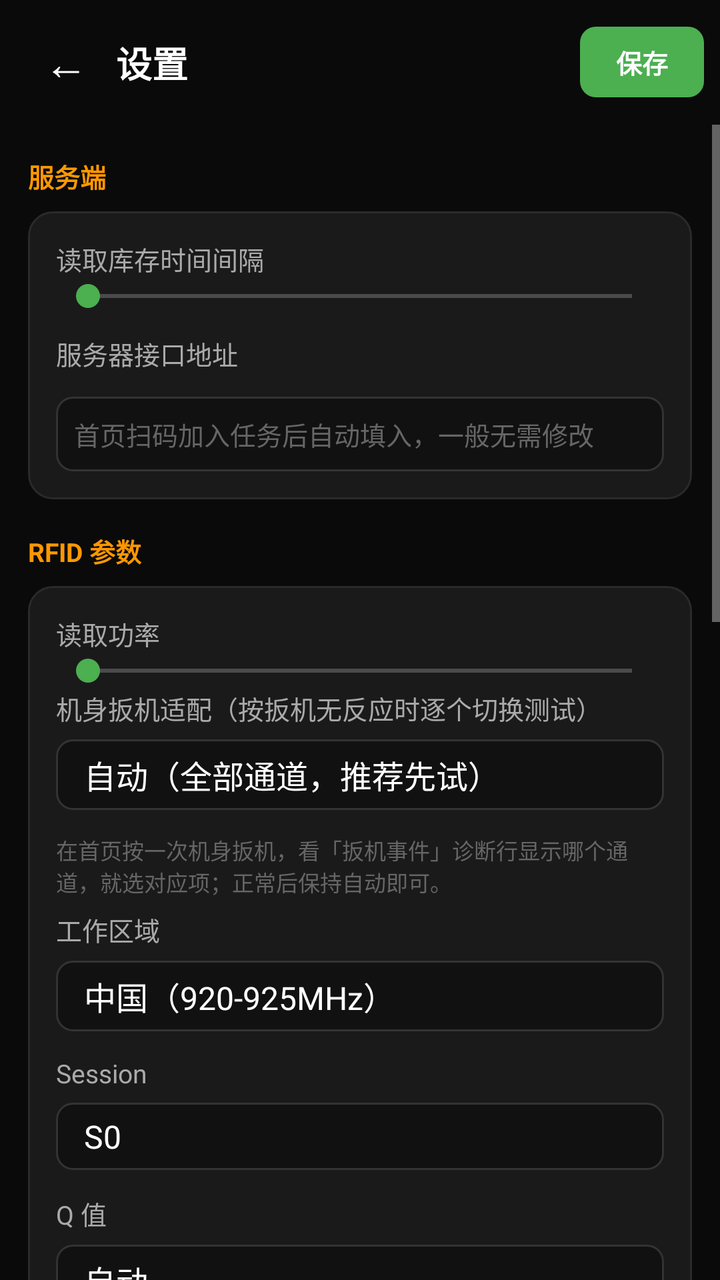
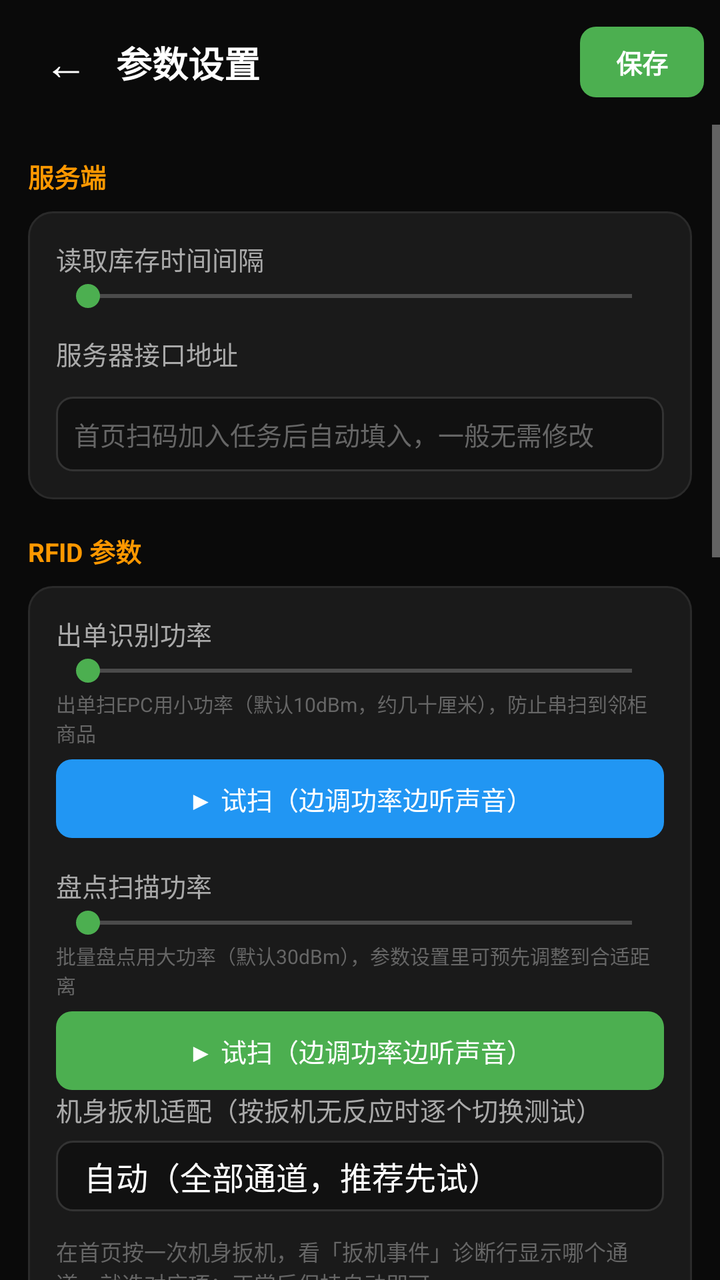

The first picture is an Android layout as it rendered before a commit; the second is the same layout after the commit. The layout source and the unified diff follow.
<!-- AndroidManifest.xml: application theme Theme.Rfid -->
<!-- res/layout/activity_settings.xml -->
<?xml version="1.0" encoding="utf-8"?>
<LinearLayout xmlns:android="http://schemas.android.com/apk/res/android"
    android:layout_width="match_parent"
    android:layout_height="match_parent"
    android:orientation="vertical"
    android:background="@color/bg"
    android:fitsSystemWindows="true">

    <LinearLayout
        android:layout_width="match_parent"
        android:layout_height="wrap_content"
        android:orientation="horizontal"
        android:gravity="center_vertical"
        android:paddingHorizontal="8dp"
        android:paddingVertical="10dp">

        <TextView
            android:id="@+id/btnBack"
            android:layout_width="wrap_content"
            android:layout_height="wrap_content"
            android:paddingHorizontal="14dp"
            android:paddingVertical="6dp"
            android:text="←"
            android:textColor="@color/text_primary"
            android:textSize="22sp" />

        <TextView
            android:layout_width="0dp"
            android:layout_height="wrap_content"
            android:layout_weight="1"
            android:text="@string/settings_title"
            android:textColor="@color/text_primary"
            android:textSize="18sp"
            android:textStyle="bold" />

        <TextView
            android:id="@+id/btnStSave"
            android:layout_width="wrap_content"
            android:layout_height="wrap_content"
            android:background="@drawable/bg_btn_green"
            android:paddingHorizontal="18dp"
            android:paddingVertical="8dp"
            android:text="@string/btn_save"
            android:textColor="#FFFFFF"
            android:textSize="13sp"
            android:textStyle="bold" />
    </LinearLayout>

    <ScrollView
        android:layout_width="match_parent"
        android:layout_height="0dp"
        android:layout_weight="1"
        android:scrollbars="vertical">

        <LinearLayout
            android:layout_width="match_parent"
            android:layout_height="wrap_content"
            android:orientation="vertical"
            android:paddingHorizontal="14dp"
            android:paddingBottom="24dp">

            
            <TextView style="@style/StGroup" android:text="@string/st_group_server" />
            <LinearLayout style="@style/StCard" android:orientation="vertical">
                <LinearLayout
                    android:layout_width="match_parent"
                    android:layout_height="wrap_content"
                    android:orientation="horizontal">
                    <TextView
                        android:layout_width="0dp"
                        android:layout_height="wrap_content"
                        android:layout_weight="1"
                        android:text="@string/st_pull_interval"
                        android:textColor="@color/text_secondary"
                        android:textSize="13sp" />
                    <TextView
                        android:id="@+id/stPullVal"
                        android:layout_width="wrap_content"
                        android:layout_height="wrap_content"
                        android:textColor="@color/green"
                        android:textSize="13sp" />
                </LinearLayout>
                <SeekBar
                    android:id="@+id/stPull"
                    android:layout_width="match_parent"
                    android:layout_height="wrap_content"
                    android:max="115"
                    android:progressTint="@color/green"
                    android:thumbTint="@color/green" />

                <TextView
                    style="@style/StLabel"
                    android:layout_width="match_parent"
                    android:layout_height="wrap_content"
                    android:layout_marginTop="10dp"
                    android:text="@string/server_url" />
                <EditText
                    android:id="@+id/stUrl"
                    style="@style/StInput"
                    android:layout_marginTop="6dp"
                    android:hint="@string/server_url_hint"
                    android:inputType="textUri"
                    android:singleLine="true" />
            </LinearLayout>

            
            <TextView style="@style/StGroup" android:text="@string/st_group_rfid" />
            <LinearLayout style="@style/StCard" android:orientation="vertical">
                <LinearLayout
                    android:layout_width="match_parent"
                    android:layout_height="wrap_content"
                    android:orientation="horizontal">
                    <TextView
                        android:layout_width="0dp"
                        android:layout_height="wrap_content"
                        android:layout_weight="1"
                        android:text="@string/st_power"
                        android:textColor="@color/text_secondary"
                        android:textSize="13sp" />
                    <TextView
                        android:id="@+id/stPowerVal"
                        android:layout_width="wrap_content"
                        android:layout_height="wrap_content"
                        android:textColor="@color/green"
                        android:textSize="13sp" />
                </LinearLayout>
                <SeekBar
                    android:id="@+id/stPower"
                    android:layout_width="match_parent"
                    android:layout_height="wrap_content"
                    android:max="25"
                    android:progressTint="@color/green"
                    android:thumbTint="@color/green" />

                <TextView style="@style/StLabel" android:text="@string/st_trigger" />
                <Spinner android:id="@+id/stTriggerMode" style="@style/StSpinner"
                    android:entries="@array/trigger_modes" />
                <TextView
                    android:layout_width="match_parent"
                    android:layout_height="wrap_content"
                    android:layout_marginBottom="6dp"
                    android:text="@string/st_trigger_hint"
                    android:textColor="@color/text_hint"
                    android:textSize="11sp" />

                <TextView style="@style/StLabel" android:text="@string/st_region" />
                <Spinner android:id="@+id/stRegion" style="@style/StSpinner"
                    android:entries="@array/regions" />

                <TextView style="@style/StLabel" android:text="@string/st_session" />
                <Spinner android:id="@+id/stSession" style="@style/StSpinner"
                    android:entries="@array/sessions" />

                <TextView style="@style/StLabel" android:text="@string/st_qvalue" />
                <Spinner android:id="@+id/stQValue" style="@style/StSpinner"
                    android:entries="@array/qvalues" />

                <LinearLayout style="@style/StSwitch">
                    <LinearLayout
                        android:layout_width="0dp"
                        android:layout_height="wrap_content"
                        android:layout_weight="1"
                        android:orientation="vertical">
                        <TextView style="@style/StSwitchLabel" android:text="@string/st_rssi_on" />
                        <TextView style="@style/StSwitchSub" android:text="@string/st_rssi_on_sub" />
                    </LinearLayout>
                    <androidx.appcompat.widget.SwitchCompat
                        android:id="@+id/stRssiEnabled"
                        android:layout_width="wrap_content"
                        android:layout_height="wrap_content" />
                </LinearLayout>

                <LinearLayout
                    android:layout_width="match_parent"
                    android:layout_height="wrap_content"
                    android:orientation="horizontal"
                    android:layout_marginTop="10dp">
                    <TextView
                        android:layout_width="0dp"
                        android:layout_height="wrap_content"
                        android:layout_weight="1"
                        android:text="@string/st_rssi_threshold"
                        android:textColor="@color/text_secondary"
                        android:textSize="13sp" />
                    <TextView
                        android:id="@+id/stRssiVal"
                        android:layout_width="wrap_content"
                        android:layout_height="wrap_content"
                        android:textColor="@color/green"
                        android:textSize="13sp" />
                </LinearLayout>
                <SeekBar
                    android:id="@+id/stRssiThreshold"
                    android:layout_width="match_parent"
                    android:layout_height="wrap_content"
                    android:max="60"
                    android:progressTint="@color/green"
                    android:thumbTint="@color/green" />
                <TextView
                    android:layout_width="match_parent"
                    android:layout_height="wrap_content"
                    android:text="@string/st_rssi_hint"
                    android:textColor="@color/text_hint"
                    android:textSize="10sp" />
            </LinearLayout>

            
            <TextView style="@style/StGroup" android:text="@string/st_group_count" />
            <LinearLayout style="@style/StCard" android:orientation="vertical">
                <LinearLayout style="@style/StSwitch">
                    <LinearLayout
                        android:layout_width="0dp"
                        android:layout_height="wrap_content"
                        android:layout_weight="1"
                        android:orientation="vertical">
                        <TextView style="@style/StSwitchLabel" android:text="@string/st_dedup" />
                        <TextView style="@style/StSwitchSub" android:text="@string/st_dedup_sub" />
                    </LinearLayout>
                    <androidx.appcompat.widget.SwitchCompat
                        android:id="@+id/stDedup"
                        android:layout_width="wrap_content"
                        android:layout_height="wrap_content" />
                </LinearLayout>
                <LinearLayout style="@style/StSwitch">
                    <LinearLayout
                        android:layout_width="0dp"
                        android:layout_height="wrap_content"
                        android:layout_weight="1"
                        android:orientation="vertical">
                        <TextView style="@style/StSwitchLabel" android:text="@string/st_hv" />
                        <TextView style="@style/StSwitchSub" android:text="@string/st_hv_sub" />
                    </LinearLayout>
                    <androidx.appcompat.widget.SwitchCompat
                        android:id="@+id/stHvRemind"
                        android:layout_width="wrap_content"
                        android:layout_height="wrap_content" />
                </LinearLayout>
                <LinearLayout style="@style/StSwitch">
                    <LinearLayout
                        android:layout_width="0dp"
                        android:layout_height="wrap_content"
                        android:layout_weight="1"
                        android:orientation="vertical">
                        <TextView style="@style/StSwitchLabel" android:text="@string/st_vibrate" />
                        <TextView style="@style/StSwitchSub" android:text="@string/st_vibrate_sub" />
                    </LinearLayout>
                    <androidx.appcompat.widget.SwitchCompat
                        android:id="@+id/stVibrate"
                        android:layout_width="wrap_content"
                        android:layout_height="wrap_content" />
                </LinearLayout>
            </LinearLayout>

            
            <TextView style="@style/StGroup" android:text="@string/st_group_device" />
            <LinearLayout style="@style/StCard" android:orientation="vertical">
                <LinearLayout style="@style/StInfoRow">
                    <TextView style="@style/StInfoLabel" android:text="@string/st_dev_model" />
                    <TextView style="@style/StInfoValue" android:text="成为 C27" />
                </LinearLayout>
                <LinearLayout style="@style/StInfoRow">
                    <TextView style="@style/StInfoLabel" android:text="@string/st_dev_id" />
                    <TextView
                        android:id="@+id/stDeviceId"
                        style="@style/StInfoValue" />
                </LinearLayout>
                <LinearLayout style="@style/StInfoRow">
                    <TextView style="@style/StInfoLabel" android:text="@string/st_sdk_ver" />
                    <TextView android:id="@+id/stSdkVer" style="@style/StInfoValue" />
                </LinearLayout>
                <LinearLayout style="@style/StInfoRow">
                    <TextView style="@style/StInfoLabel" android:text="@string/st_fw_ver" />
                    <TextView android:id="@+id/stFwVer" style="@style/StInfoValue" />
                </LinearLayout>
                <TextView
                    android:id="@+id/btnReset"
                    android:layout_width="match_parent"
                    android:layout_height="wrap_content"
                    android:layout_marginTop="14dp"
                    android:background="@drawable/bg_btn_dark"
                    android:gravity="center"
                    android:paddingVertical="11dp"
                    android:text="@string/st_reset"
                    android:textColor="#EF9A9A"
                    android:textSize="13sp" />
            </LinearLayout>
        </LinearLayout>
    </ScrollView>
</LinearLayout>
<!-- resources referenced by this layout -->
<resources>
  <string-array name="qvalues">
          <item>@string/q_auto</item>
          <item>Q=1</item><item>Q=2</item><item>Q=3</item><item>Q=4</item>
          <item>Q=5</item><item>Q=6</item><item>Q=7</item>
      </string-array>
  <string-array name="sessions">
          <item>S0</item><item>S1</item><item>S2</item><item>S3</item>
      </string-array>
  <color name="bg">#0A0A0A</color>
  <color name="green">#4CAF50</color>
  <color name="text_hint">#666666</color>
  <color name="text_primary">#FFFFFF</color>
  <color name="text_secondary">#AAAAAA</color>
  <!-- drawable bg_btn_green (drawable) -->
  <?xml version="1.0" encoding="utf-8"?>
  <shape xmlns:android="http://schemas.android.com/apk/res/android" android:shape="rectangle">
      <solid android:color="@color/green" />
      <corners android:radius="8dp" />
  </shape>
  <string name="btn_save">保存</string>
  <string name="server_url">服务器接口地址</string>
  <string name="server_url_hint">首页扫码加入任务后自动填入，一般无需修改</string>
  <string name="settings_title">设置</string>
  <string name="st_dedup">重复扫描自动去重</string>
  <string name="st_dedup_sub">同一商品短时间内重复扫只记一次</string>
  <string name="st_dev_id">设备编号</string>
  <string name="st_dev_model">设备型号</string>
  <string name="st_fw_ver">固件版本</string>
  <string name="st_group_count">盘点设置</string>
  <string name="st_group_device">设备信息</string>
  <string name="st_group_rfid">RFID 参数</string>
  <string name="st_group_server">服务端</string>
  <string name="st_hv">高价值商品提醒</string>
  <string name="st_hv_sub">未扫到的高价值商品置顶显示</string>
  <string name="st_power">读取功率</string>
  <string name="st_pull_interval">读取库存时间间隔</string>
  <string name="st_qvalue">Q 值</string>
  <string name="st_region">工作区域</string>
  <string name="st_reset">恢复默认设置</string>
  <string name="st_rssi_hint">低于此值的标签将被忽略（数值越小越灵敏，-90 可读更远，-30 只读很近）</string>
  <string name="st_rssi_on">读取信号强度（RSSI）</string>
  <string name="st_rssi_on_sub">每条标签记录显示信号强度</string>
  <string name="st_rssi_threshold">信号强度阈值</string>
  <string name="st_sdk_ver">SDK 版本</string>
  <string name="st_session">Session</string>
  <string name="st_trigger">机身扳机适配（按扳机无反应时逐个切换测试）</string>
  <string name="st_trigger_hint">在首页按一次机身扳机，看「扳机事件」诊断行显示哪个通道，就选对应项；正常后保持自动即可。</string>
  <string name="st_vibrate">异常时震动提醒</string>
  <string name="st_vibrate_sub">扫到非本店商品时震动一下</string>
  <string name="q_auto">自动</string>
  <string name="region_cn">中国（920-925MHz）</string>
  <string name="region_us">美国（902-928MHz）</string>
  <string name="region_eu">欧洲（865-868MHz）</string>
  <string name="region_jp">日本（916-921MHz）</string>
  <string name="region_kr">韩国（917-921MHz）</string>
  <string name="region_au">澳洲（920-926MHz）</string>
  <string name="trig_auto">自动（全部通道，推荐先试）</string>
  <string name="trig_fun1">① RFID功能键广播 android.rfid.FUN_KEY</string>
  <string name="trig_fun2">② 功能键广播 intent.action.FUN_KEY</string>
  <string name="trig_svc">③ 系统扫描服务广播</string>
  <string name="trig_result">④ 扫码结果广播（nlscan等）</string>
  <string name="trig_key">⑤ 物理按键（F键/手柄键）</string>
  <string name="trig_screen">⑥ 仅屏幕按钮（禁用机身扳机）</string>
  <color name="input_stroke">#333333</color>
  <color name="orange">#FF9800</color>
  <color name="green_dark">#2E7D32</color>
  <color name="card">#1A1A1A</color>
  <color name="stroke">#2A2A2A</color>
  <color name="input_bg">#111111</color>
  <!-- unchanged entries left out for length: 18 -->
</resources>

<!-- the commit's change to res/layout/activity_settings.xml (unified diff, before → after) -->
@@ -114,23 +114,84 @@
                         android:layout_width="0dp"
                         android:layout_height="wrap_content"
                         android:layout_weight="1"
-                        android:text="@string/st_power"
+                        android:text="@string/st_sale_power"
                         android:textColor="@color/text_secondary"
                         android:textSize="13sp" />
                     <TextView
-                        android:id="@+id/stPowerVal"
+                        android:id="@+id/stSalePowerVal"
                         android:layout_width="wrap_content"
                         android:layout_height="wrap_content"
                         android:textColor="@color/green"
                         android:textSize="13sp" />
                 </LinearLayout>
                 <SeekBar
-                    android:id="@+id/stPower"
+                    android:id="@+id/stSalePower"
                     android:layout_width="match_parent"
                     android:layout_height="wrap_content"
                     android:max="25"
                     android:progressTint="@color/green"
                     android:thumbTint="@color/green" />
+                <TextView
+                    android:layout_width="match_parent"
+                    android:layout_height="wrap_content"
+                    android:text="@string/st_sale_power_hint"
+                    android:textColor="@color/text_hint"
+                    android:textSize="10sp" />
+                <TextView
+                    android:id="@+id/btnTestSaleScan"
+                    android:layout_width="match_parent"
+                    android:layout_height="wrap_content"
+                    android:layout_marginTop="6dp"
+                    android:background="@drawable/bg_btn_blue"
+                    android:gravity="center"
+                    android:paddingVertical="10dp"
+                    android:text="@string/st_test_scan_start"
+                    android:textColor="#FFFFFF"
+                    android:textSize="13sp" />
+
+                <LinearLayout
+                    android:layout_width="match_parent"
+                    android:layout_height="wrap_content"
+                    android:orientation="horizontal"
+                    android:layout_marginTop="14dp">
+                    <TextView
+                        android:layout_width="0dp"
+                        android:layout_height="wrap_content"
+                        android:layout_weight="1"
+                        android:text="@string/st_power"
+                        android:textColor="@color/text_secondary"
+                        android:textSize="13sp" />
+                    <TextView
+                        android:id="@+id/stPowerVal"
+                        android:layout_width="wrap_content"
+                        android:layout_height="wrap_content"
+                        android:textColor="@color/green"
+                        android:textSize="13sp" />
+                </LinearLayout>
+                <SeekBar
+                    android:id="@+id/stPower"
+                    android:layout_width="match_parent"
+                    android:layout_height="wrap_content"
+                    android:max="25"
+                    android:progressTint="@color/green"
+                    android:thumbTint="@color/green" />
+                <TextView
+                    android:layout_width="match_parent"
+                    android:layout_height="wrap_content"
+                    android:text="@string/st_power_hint"
+                    android:textColor="@color/text_hint"
+                    android:textSize="10sp" />
+                <TextView
+                    android:id="@+id/btnTestStockScan"
+                    android:layout_width="match_parent"
+                    android:layout_height="wrap_content"
+                    android:layout_marginTop="6dp"
+                    android:background="@drawable/bg_btn_green"
+                    android:gravity="center"
+                    android:paddingVertical="10dp"
+                    android:text="@string/st_test_scan_start"
+                    android:textColor="#FFFFFF"
+                    android:textSize="13sp" />
 
                 <TextView style="@style/StLabel" android:text="@string/st_trigger" />
                 <Spinner android:id="@+id/stTriggerMode" style="@style/StSpinner"
<!-- resource entries referenced after the edit -->
@@ -13,6 +13,12 @@
   <color name="text_hint">#666666</color>
   <color name="text_primary">#FFFFFF</color>
   <color name="text_secondary">#AAAAAA</color>
+  <!-- drawable bg_btn_blue (drawable) -->
+  <?xml version="1.0" encoding="utf-8"?>
+  <shape xmlns:android="http://schemas.android.com/apk/res/android" android:shape="rectangle">
+      <solid android:color="@color/blue" />
+      <corners android:radius="8dp" />
+  </shape>
   <!-- drawable bg_btn_green (drawable) -->
   <?xml version="1.0" encoding="utf-8"?>
   <shape xmlns:android="http://schemas.android.com/apk/res/android" android:shape="rectangle">
@@ -22,7 +28,7 @@
   <string name="btn_save">保存</string>
   <string name="server_url">服务器接口地址</string>
   <string name="server_url_hint">首页扫码加入任务后自动填入，一般无需修改</string>
-  <string name="settings_title">设置</string>
+  <string name="settings_title">参数设置</string>
   <string name="st_dedup">重复扫描自动去重</string>
   <string name="st_dedup_sub">同一商品短时间内重复扫只记一次</string>
   <string name="st_dev_id">设备编号</string>
@@ -34,7 +40,8 @@
   <string name="st_group_server">服务端</string>
   <string name="st_hv">高价值商品提醒</string>
   <string name="st_hv_sub">未扫到的高价值商品置顶显示</string>
-  <string name="st_power">读取功率</string>
+  <string name="st_power">盘点扫描功率</string>
+  <string name="st_power_hint">批量盘点用大功率（默认30dBm），参数设置里可预先调整到合适距离</string>
   <string name="st_pull_interval">读取库存时间间隔</string>
   <string name="st_qvalue">Q 值</string>
   <string name="st_region">工作区域</string>
@@ -43,8 +50,11 @@
   <string name="st_rssi_on">读取信号强度（RSSI）</string>
   <string name="st_rssi_on_sub">每条标签记录显示信号强度</string>
   <string name="st_rssi_threshold">信号强度阈值</string>
+  <string name="st_sale_power">出单识别功率</string>
+  <string name="st_sale_power_hint">出单扫EPC用小功率（默认10dBm，约几十厘米），防止串扫到邻柜商品</string>
   <string name="st_sdk_ver">SDK 版本</string>
   <string name="st_session">Session</string>
+  <string name="st_test_scan_start">▶ 试扫（边调功率边听声音）</string>
   <string name="st_trigger">机身扳机适配（按扳机无反应时逐个切换测试）</string>
   <string name="st_trigger_hint">在首页按一次机身扳机，看「扳机事件」诊断行显示哪个通道，就选对应项；正常后保持自动即可。</string>
   <string name="st_vibrate">异常时震动提醒</string>
@@ -63,6 +73,7 @@
   <string name="trig_result">④ 扫码结果广播（nlscan等）</string>
   <string name="trig_key">⑤ 物理按键（F键/手柄键）</string>
   <string name="trig_screen">⑥ 仅屏幕按钮（禁用机身扳机）</string>
+  <color name="blue">#2196F3</color>
   <color name="input_stroke">#333333</color>
   <color name="orange">#FF9800</color>
   <color name="green_dark">#2E7D32</color>
